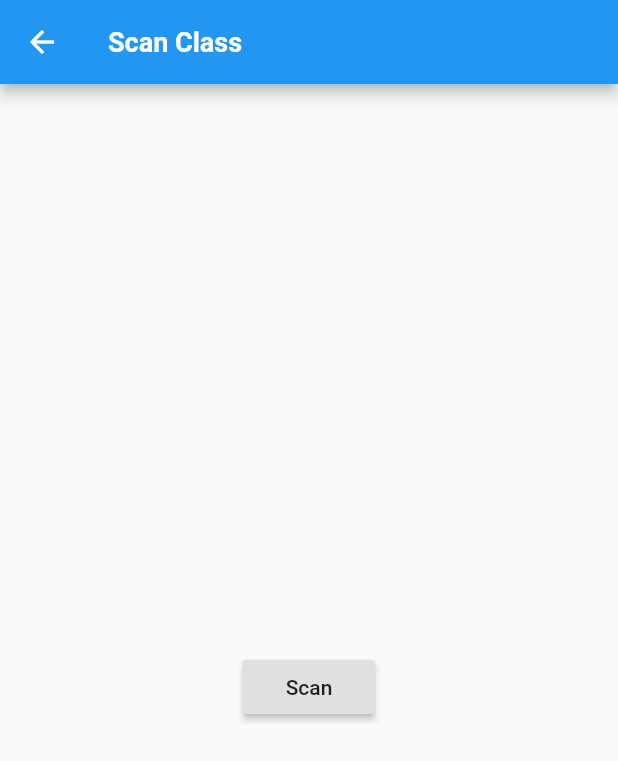
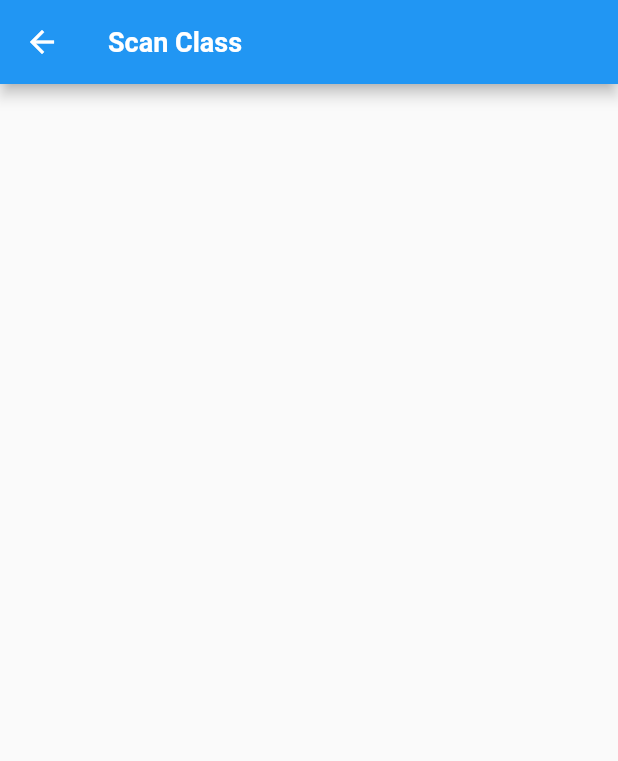
Before and after one commit to renosyah/Presensi, a Flutter app: the screen it shows once a user with an empty profile is signed in, after a tap on "Scan Class", on a phone screen of 412 x 824 dp. Shown: the top 761 px of the screen. Run offline on Flutter 3.47's test engine with Material 2 defaults, Android fonts, the phone set to English and light mode, and no system bars; our stand-ins replace cloud_firestore, device_info, firebase_auth, firebase_core, firebase_messaging, flutter_local_notifications and 1 more; missing offline and left inert: qrscan; accounts and stored records are empty; project files that could hold a hidden picture were left out.

Commit message:
add  list class and scan class and added to present class in student

```diff
--- a/lib/pages/dosen_controller.dart
+++ b/lib/pages/dosen_controller.dart
@@ -2,6 +2,8 @@ import 'package:flutter/material.dart';
 import 'package:mypresensi/pages/account.dart';
 import 'package:mypresensi/pages/home_page_dosen.dart';
 import 'package:mypresensi/pages/listClass.dart';
+
+import 'listAgenda.dart';
 
 
 class DosenController extends StatefulWidget {
@@ -51,11 +53,11 @@ class _DosenControllerState extends State<DosenController> {
                 Icons.list_alt_outlined,
                 color: _selectedIndex == 1 ? Colors.blue[600] : Colors.grey,
               ),
-              label: 'List Class'),
+              label: 'Class'),
           BottomNavigationBarItem(
               icon: Icon(
                 Icons.person,
-                color: _selectedIndex == 2 ? Colors.blue[600] : Colors.grey,
+                color: _selectedIndex == 3 ? Colors.blue[600] : Colors.grey,
               ),
               label: 'Account'),
         ],
--- a/lib/pages/list_class_adak.dart
+++ b/lib/pages/list_class_adak.dart
@@ -33,67 +33,60 @@ class _ListClassAdakState extends State<ListClassAdak> {
         children: <Widget>[
           Column(
             children: [
-              Align(
-                child: Text(
-                  "Pilih Mata Kuliah",
-                  style: TextStyle(fontSize: 18.0),
-                ),
-                alignment: Alignment.topLeft,
-              ),
-              Align(
-                alignment: Alignment.topLeft,
-                child: StreamBuilder<QuerySnapshot>(
-                    stream: _makul,
-                    builder: (context, snapshot) {
-                      if (!snapshot.hasData)
-                        Text("Loading.....");
-                      else {
-                        List<DropdownMenuItem> currencyItems = [];
-                        for (int i = 0; i < snapshot.data.docs.length; i++) {
-                          DocumentSnapshot snap = snapshot.data.docs[i];
-                          currencyItems.add(
-                            DropdownMenuItem(
-                              child: Text(
-                                snap.data()['mata_kuliah'],
-                                style: TextStyle(fontSize: 18.0),
-                              ),
-                              value: "${snap.data()['mata_kuliah']}",
-                            ),
-                          );
-                        }
-                        return Column(
-                          mainAxisAlignment: MainAxisAlignment.start,
-                          crossAxisAlignment: CrossAxisAlignment.start,
-                          children: <Widget>[
-                            SizedBox(width: 50.0),
-                            DropdownButton(
-                              items: currencyItems,
-                              onChanged: (currencyValue) {
-                                // final snackBar = SnackBar(
-                                //   content: Text(
-                                //     'Mata kuliah yang dipilih $currencyValue',
-                                //     style: TextStyle(fontSize: 18.0),
-                                //   ),
-                                // );
-                                // ScaffoldMessenger.of(context).showSnackBar(snackBar);
-                                log('log : Mata kuliah yang dipilih $currencyValue');
-                                setState(() {
-                                  _selectedMakul = currencyValue;
-                                });
-                              },
-                              value: _selectedMakul,
-                              isExpanded: false,
-                              hint: new Text(
-                                "Pilih",
-                                style: TextStyle(fontSize: 18.0),
-                              ),
-                            ),
-                          ],
-                        );
-                      }
-                      return Container();
-                    }),
-              ),StreamBuilder<QuerySnapshot>(
+              // Align(
+              //   child: Text(
+              //     "Pilih Mata Kuliah",
+              //     style: TextStyle(fontSize: 18.0),
+              //   ),
+              //   alignment: Alignment.topLeft,
+              // ),
+              // Align(
+              //   alignment: Alignment.topLeft,
+              //   child: StreamBuilder<QuerySnapshot>(
+              //       stream: _makul,
+              //       builder: (context, snapshot) {
+              //         if (!snapshot.hasData)
+              //           Text("Loading.....");
+              //         else {
+              //           List<DropdownMenuItem> currencyItems = [];
+              //           for (int i = 0; i < snapshot.data.docs.length; i++) {
+              //             DocumentSnapshot snap = snapshot.data.docs[i];
+              //             currencyItems.add(
+              //               DropdownMenuItem(
+              //                 child: Text(
+              //                   snap.data()['mata_kuliah'],
+              //                   style: TextStyle(fontSize: 18.0),
+              //                 ),
+              //                 value: "${snap.id}",
+              //               ),
+              //             );
+              //           }
+              //           return Column(
+              //             mainAxisAlignment: MainAxisAlignment.start,
+              //             crossAxisAlignment: CrossAxisAlignment.start,
+              //             children: <Widget>[
+              //               SizedBox(width: 50.0),
+              //               DropdownButton(
+              //                 items: currencyItems,
+              //                 onChanged: (value) {
+              //                   setState(() {
+              //                     _selectedMakul = value;
+              //                   });
+              //                 },
+              //                 value: _selectedMakul,
+              //                 isExpanded: false,
+              //                 hint: new Text(
+              //                   "Pilih",
+              //                   style: TextStyle(fontSize: 18.0),
+              //                 ),
+              //               ),
+              //             ],
+              //           );
+              //         }
+              //         return Container();
+              //       }),
+              // ),
+              StreamBuilder<QuerySnapshot>(
                   stream: _presensi,
                   builder: (context, snapshot) {
                     List<DataRow> noItem = [];
@@ -105,7 +98,8 @@ class _ListClassAdakState extends State<ListClassAdak> {
                             cells: <DataCell>[
                               DataCell(Text("${no}")),
                               DataCell(Text("${snap.id}")),
-                              DataCell(Text("${snap.data()['presensi'].toDate()}"))
+                              DataCell(Text("${snap.data()['presensi'].toDate()}")),
+                              DataCell(Text("${snap.data()['mata_kuliah']}"))
                             ])
                         );
                         no++;
@@ -130,8 +124,13 @@ class _ListClassAdakState extends State<ListClassAdak> {
                             label: Text(
                               'Waktu',
                               style: TextStyle(fontSize: 18.0, fontWeight: FontWeight.bold))
-                            )
-                          ],rows: noItem)
+                            ),
+                            DataColumn(
+                              label: Text(
+                                'Class Name',
+                                style: TextStyle(fontSize: 18.0, fontWeight: FontWeight.bold))
+                          ),
+                        ],rows: noItem)
                         )
                     );
                   }
--- a/lib/pages/mhs_controller.dart
+++ b/lib/pages/mhs_controller.dart
@@ -51,7 +51,7 @@ class _MahasiswaControllerState extends State<MahasiswaController> {
                 Icons.list_alt_outlined,
                 color: _selectedIndex == 1 ? Colors.blue[600] : Colors.grey,
               ),
-              label: 'List Class'),
+              label: 'Presents'),
           BottomNavigationBarItem(
               icon: Icon(
                 Icons.person,
--- a/lib/pages/scan_class.dart
+++ b/lib/pages/scan_class.dart
@@ -3,6 +3,7 @@ import 'package:cloud_firestore/cloud_firestore.dart';
 import 'package:device_info/device_info.dart';
 import 'package:firebase_auth/firebase_auth.dart';
 import 'package:flutter/material.dart';
+import 'package:flutter/services.dart';
 import 'package:mypresensi/pages/token.dart';
 import 'package:qrscan/qrscan.dart' as scanner;
 
@@ -14,26 +15,16 @@ class ScanClass extends StatefulWidget {
 
 class _ScanClassState extends State<ScanClass> {
   String text = '';
+  User user;
+  FirebaseFirestore _firestore = FirebaseFirestore.instance;
 
-  User user;
-  Future<void> getUserData() async {
-    User userData = FirebaseAuth.instance.currentUser;
-    setState(() {
-      user = userData;
-    });
-  }
-
-  saveClass() async {
+  saveClass(String makulName) async {
     DeviceInfoPlugin deviceInfoPlugin = DeviceInfoPlugin();
-
     String deviceId;
-
-    FirebaseFirestore _firestore = FirebaseFirestore.instance;
     Map<String, dynamic> deviceData;
 
     if (Platform.isAndroid) {
       final deviceInfo = await deviceInfoPlugin.androidInfo;
-
       deviceId = deviceInfo.androidId;
       deviceData = {
         'os_version': deviceInfo.version.sdkInt.toString(),
@@ -41,8 +32,7 @@ class _ScanClassState extends State<ScanClass> {
         'model': deviceInfo.model,
         'device': deviceInfo.device,
       };
-    }
-    if (Platform.isIOS) {
+    } else if (Platform.isIOS) {
       final deviceInfo = await deviceInfoPlugin.iosInfo;
 
       deviceId = deviceInfo.identifierForVendor;
@@ -55,7 +45,6 @@ class _ScanClassState extends State<ScanClass> {
     }
 
     final nowMs = DateTime.now();
-
     final presensiRef = _firestore.collection('presensi').doc();
 
     if ((await presensiRef.get()).exists) {
@@ -64,20 +53,36 @@ class _ScanClassState extends State<ScanClass> {
       });
     } else {
       await presensiRef.set({
-        'mata_kuliah': text,
+        'mata_kuliah': makulName,
         'email': '${user.email}',
         'presensi': nowMs,
         'id': deviceId,
         'device info': deviceData,
       });
     }
+
     await Token.updateToken();
+
+    if (Navigator.canPop(context)) {
+      Navigator.pop(context);
+    } else {
+      SystemNavigator.pop();
+    }
   }
 
   @override
   void initState() {
     super.initState();
-    getUserData();
+    user = FirebaseAuth.instance.currentUser;
+    openScan();
+  }
+
+  void openScan() async {
+    String qrCode = await scanner.scan();
+    _firestore.collection('kelas').where("qrcode",isEqualTo: qrCode).limit(1).snapshots().listen((data) {
+        if (data.docs.isNotEmpty) saveClass(data.docs[0]['nama']);
+      }
+    );
   }
 
   @override
@@ -92,17 +97,7 @@ class _ScanClassState extends State<ScanClass> {
       body: Center(
         child: Column(
           mainAxisAlignment: MainAxisAlignment.center,
-          children: [
-            Text(text),
-            SizedBox(height: 20.0),
-            RaisedButton(
-              onPressed: () async {
-                text = await scanner.scan();
-                saveClass();
-              },
-              child: Text('Scan'),
-            )
-          ],
+          children: [],
         ),
       ),
     );
--- a/pubspec.yaml
+++ b/pubspec.yaml
@@ -42,6 +42,7 @@ dependencies:
   shared_preferences: ^0.5.12+4
   url_launcher: ^5.7.10
   flutter_local_notifications: ^4.0.0
+  uuid: ^2.2.2
 
 
   # The following adds the Cupertino Icons font to your application.
```
Also changed, not shown: lib/pages/listClass.dart (+89 -2 lines), lib/pages/make_class.dart (+23 -56 lines), pubspec.lock.
